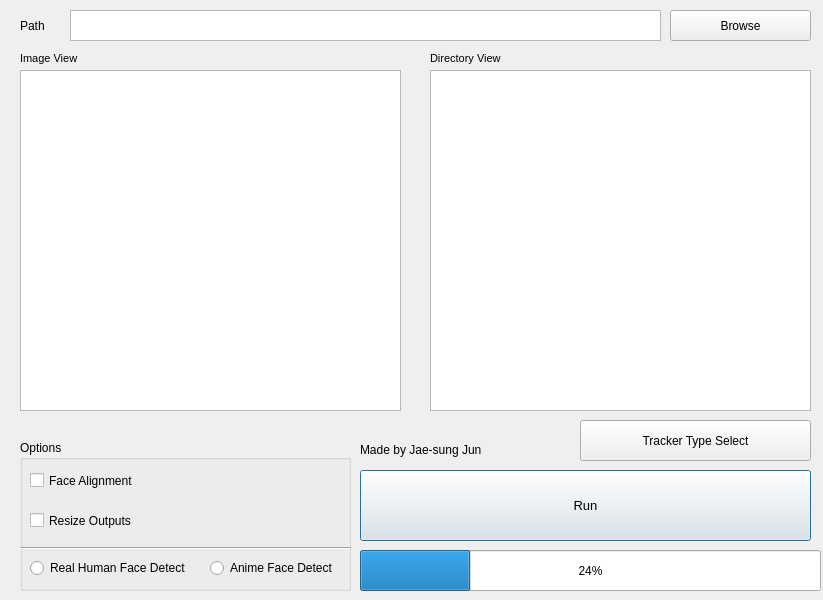
Before: the Qt Designer form GUI_Test/GUI.ui in Jaesung-Jun/Cut-And-Save-Faces, drawn with Qt 5.
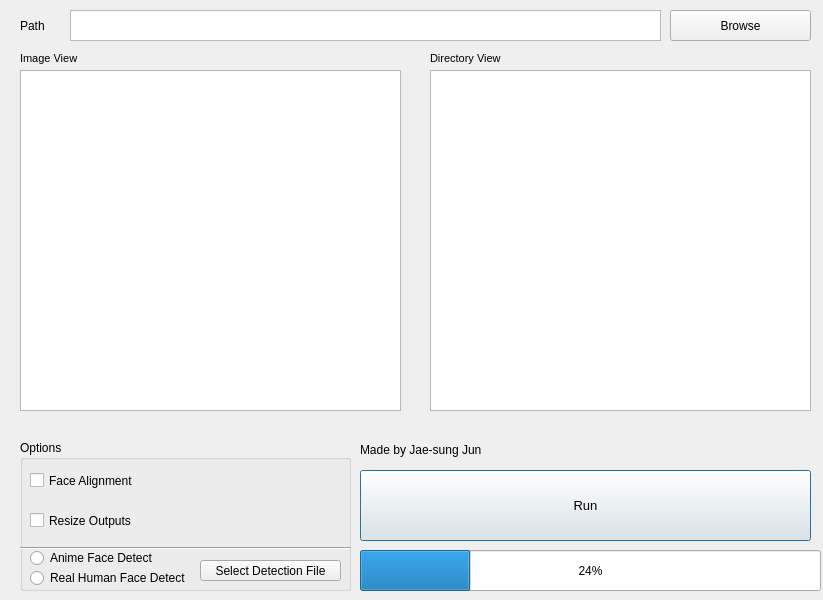
After: the same form once the commit is applied.

```diff
--- a/GUI_Test/GUI.ui
+++ b/GUI_Test/GUI.ui
@@ -123,7 +123,7 @@
     <property name="geometry">
      <rect>
       <x>10</x>
-      <y>120</y>
+      <y>130</y>
       <width>161</width>
       <height>16</height>
      </rect>
@@ -135,8 +135,8 @@
    <widget class="QRadioButton" name="animeFaceRadioButton">
     <property name="geometry">
      <rect>
-      <x>190</x>
-      <y>120</y>
+      <x>10</x>
+      <y>110</y>
       <width>141</width>
       <height>16</height>
      </rect>
@@ -145,6 +145,19 @@
      <string>Anime Face Detect</string>
     </property>
    </widget>
+   <widget class="QPushButton" name="customDetectionFile">
+    <property name="geometry">
+     <rect>
+      <x>180</x>
+      <y>120</y>
+      <width>141</width>
+      <height>21</height>
+     </rect>
+    </property>
+    <property name="text">
+     <string>Select Detection File</string>
+    </property>
+   </widget>
   </widget>
   <widget class="QTextEdit" name="textEdit">
    <property name="geometry">
@@ -271,19 +284,6 @@
     <string>Made by Jae-sung Jun</string>
    </property>
   </widget>
-  <widget class="QPushButton" name="pushButton_3">
-   <property name="geometry">
-    <rect>
-     <x>580</x>
-     <y>420</y>
-     <width>231</width>
-     <height>41</height>
-    </rect>
-   </property>
-   <property name="text">
-    <string>Tracker Type Select</string>
-   </property>
-  </widget>
  </widget>
  <resources/>
  <connections/>
```
